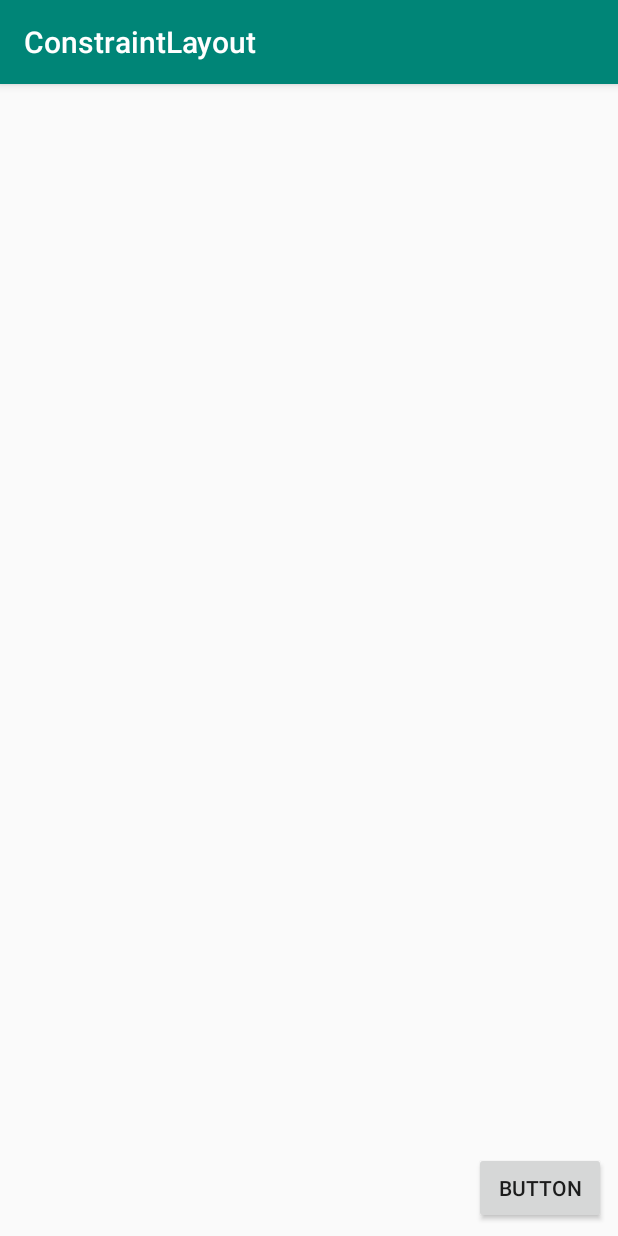
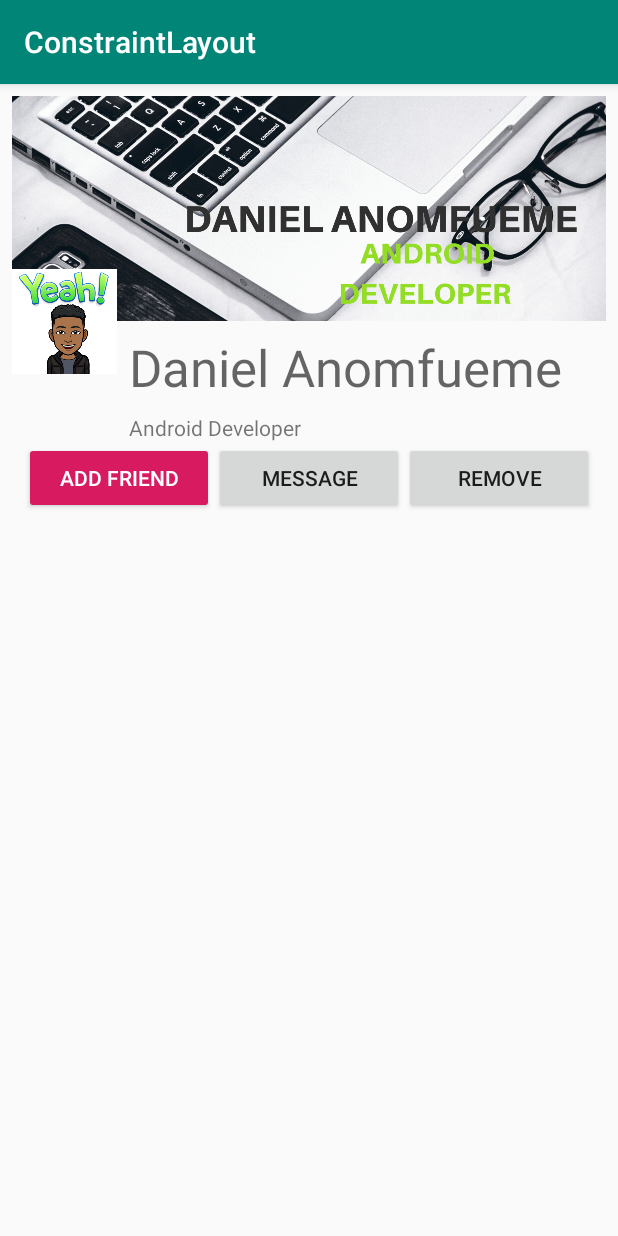
Before and after one commit to LifeofDan-EL/ConstraintLayout, an Android app: the screen it shows after launch (MainActivity), on a phone screen of 412 x 824 dp. Run offline under Robolectric (Android 15) with nearby library versions, the phone set to English and light mode, and no system bars.

Commit message:
Intial Commit

```diff
--- a/app/src/main/java/com/danielanomfueme/constraintlayout/MainActivity.java
+++ b/app/src/main/java/com/danielanomfueme/constraintlayout/MainActivity.java
@@ -9,6 +9,6 @@ public class MainActivity extends AppCompatActivity {
     @Override
     protected void onCreate(Bundle savedInstanceState) {
         super.onCreate(savedInstanceState);
-        setContentView(R.layout.activity_main);
+        setContentView(R.layout.profile_layout);
     }
 }
--- a/app/src/main/res/layout/chains_demo.xml
+++ b/app/src/main/res/layout/chains_demo.xml
@@ -85,6 +85,6 @@
         android:layout_height="wrap_content"
         android:text="Button"
         app:layout_constraintBottom_toBottomOf="parent"
-        app:layout_constraintTop_toBottomOf="@+id/button7"
-        tools:layout_editor_absoluteX="27dp" />
+        app:layout_constraintStart_toStartOf="parent"
+        app:layout_constraintTop_toBottomOf="@+id/button7" />
 </androidx.constraintlayout.widget.ConstraintLayout>
--- a/app/src/main/res/layout/profile_layout.xml
+++ b/app/src/main/res/layout/profile_layout.xml
@@ -1,6 +1,5 @@
 <?xml version="1.0" encoding="utf-8"?>
-<androidx.constraintlayout.widget.ConstraintLayout
-    xmlns:android="http://schemas.android.com/apk/res/android"
+<androidx.constraintlayout.widget.ConstraintLayout xmlns:android="http://schemas.android.com/apk/res/android"
     xmlns:app="http://schemas.android.com/apk/res-auto"
     xmlns:tools="http://schemas.android.com/tools"
     android:layout_width="match_parent"
@@ -13,12 +12,12 @@
         android:layout_marginStart="8dp"
         android:layout_marginTop="8dp"
         android:layout_marginEnd="8dp"
+        android:contentDescription="TODO"
         android:scaleType="centerCrop"
         app:layout_constraintEnd_toEndOf="parent"
         app:layout_constraintStart_toStartOf="parent"
         app:layout_constraintTop_toTopOf="parent"
-        app:srcCompat="@drawable/background"
-        android:contentDescription="TODO" />
+        app:srcCompat="@drawable/background" />
 
     <ImageView
         android:id="@+id/imageViewProfilePicture"
@@ -26,11 +25,11 @@
         android:layout_height="70dp"
         android:layout_marginStart="8dp"
         android:layout_marginTop="8dp"
+        android:contentDescription="TODO"
         app:layout_constraintBottom_toBottomOf="@+id/imageViewBackground"
         app:layout_constraintStart_toStartOf="parent"
         app:layout_constraintTop_toBottomOf="@+id/imageViewBackground"
-        app:srcCompat="@drawable/profile"
-        android:contentDescription="TODO" />
+        app:srcCompat="@drawable/profile" />
 
     <TextView
         android:id="@+id/textViewName"
@@ -38,6 +37,7 @@
         android:layout_height="wrap_content"
         android:layout_marginStart="8dp"
         android:layout_marginTop="8dp"
+        android:layout_marginEnd="8dp"
         android:text="@string/daniel_anomfueme"
         android:textAppearance="@style/TextAppearance.AppCompat.Display1"
         app:layout_constraintEnd_toEndOf="parent"
@@ -56,15 +56,37 @@
         app:layout_constraintStart_toEndOf="@+id/imageViewProfilePicture"
         app:layout_constraintTop_toBottomOf="@+id/textViewName" />
 
-    <TextView
-        android:id="@+id/textView6"
-        android:layout_width="wrap_content"
+    <Button
+        android:id="@+id/button4"
+        style="@style/Widget.AppCompat.Button.Colored"
+        android:layout_width="0dp"
         android:layout_height="wrap_content"
-        android:layout_marginTop="32dp"
-        android:text="TextView"
-        app:layout_constraintEnd_toEndOf="parent"
-        app:layout_constraintHorizontal_bias="0.50"
+        android:layout_marginStart="16dp"
+        android:text="Add Friend"
+        app:layout_constraintEnd_toStartOf="@+id/button9"
+        app:layout_constraintHorizontal_bias="0.5"
         app:layout_constraintStart_toStartOf="parent"
         app:layout_constraintTop_toBottomOf="@+id/textViewTitle" />
 
+    <Button
+        android:id="@+id/button9"
+        android:layout_width="0dp"
+        android:layout_height="wrap_content"
+        android:text="Message"
+        app:layout_constraintEnd_toStartOf="@+id/button10"
+        app:layout_constraintHorizontal_bias="0.5"
+        app:layout_constraintStart_toEndOf="@+id/button4"
+        app:layout_constraintTop_toTopOf="@+id/button4" />
+
+    <Button
+        android:id="@+id/button10"
+        android:layout_width="0dp"
+        android:layout_height="wrap_content"
+        android:layout_marginEnd="16dp"
+        android:text="Remove"
+        app:layout_constraintEnd_toEndOf="parent"
+        app:layout_constraintHorizontal_bias="0.5"
+        app:layout_constraintStart_toEndOf="@+id/button9"
+        app:layout_constraintTop_toTopOf="@+id/button9" />
+
 </androidx.constraintlayout.widget.ConstraintLayout>
```
